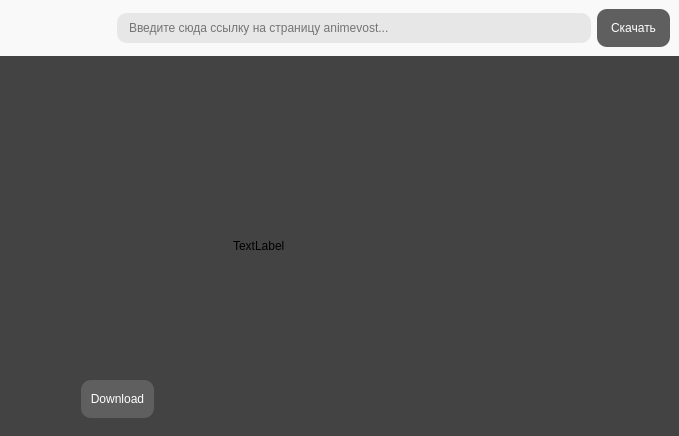
The window that src/design/mainwindow.ui (insidemirage/py-animevost-loader) describes before a commit, drawn with Qt 5.
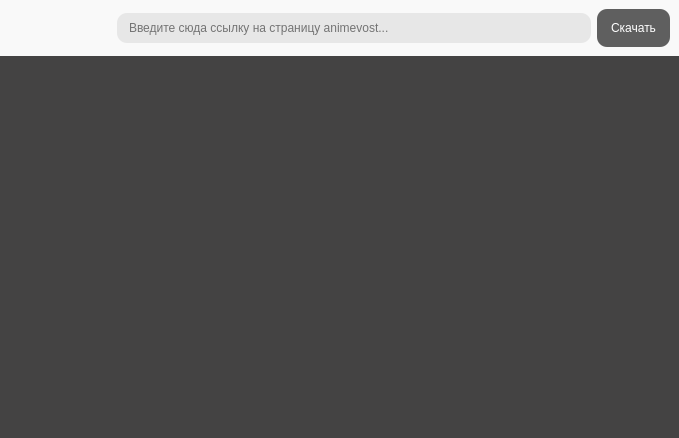
The same window after the commit. The open tabs and pages were chosen to show the change. Icons and pictures are not drawn.

Diff of the .ui file:
```diff
--- a/src/design/mainwindow.ui
+++ b/src/design/mainwindow.ui
@@ -10,9 +10,15 @@
     <x>0</x>
     <y>0</y>
     <width>679</width>
-    <height>427</height>
+    <height>438</height>
    </rect>
   </property>
+  <property name="sizePolicy">
+   <sizepolicy hsizetype="Fixed" vsizetype="Preferred">
+    <horstretch>0</horstretch>
+    <verstretch>0</verstretch>
+   </sizepolicy>
+  </property>
   <property name="windowTitle">
    <string>Animevost Load App</string>
   </property>
@@ -555,30 +561,6 @@
              </property>
             </widget>
            </item>
-           <item alignment="Qt::AlignHCenter|Qt::AlignTop">
-            <widget class="QPushButton" name="downloadAbout">
-             <property name="sizePolicy">
-              <sizepolicy hsizetype="Fixed" vsizetype="Fixed">
-               <horstretch>0</horstretch>
-               <verstretch>0</verstretch>
-              </sizepolicy>
-             </property>
-             <property name="styleSheet">
-              <string notr="true">background-color:#5F5F5F;
-
-border-width: 2px;
-border-radius: 10px;
-color:white;
-width:65px;
-height:30px;
-padding: 4px;
-</string>
-             </property>
-             <property name="text">
-              <string>Download</string>
-             </property>
-            </widget>
-           </item>
           </layout>
          </widget>
         </item>
@@ -588,16 +570,19 @@
            <bool>true</bool>
           </property>
           <property name="sizePolicy">
-           <sizepolicy hsizetype="Minimum" vsizetype="Preferred">
+           <sizepolicy hsizetype="Expanding" vsizetype="Preferred">
             <horstretch>0</horstretch>
             <verstretch>0</verstretch>
            </sizepolicy>
           </property>
           <property name="styleSheet">
-           <string notr="true"/>
+           <string notr="true">color:white;</string>
           </property>
           <property name="text">
-           <string>TextLabel</string>
+           <string/>
+          </property>
+          <property name="wordWrap">
+           <bool>true</bool>
           </property>
          </widget>
         </item>
```
Left out of the diff: 15 changed lines with no effect on the pictures.
